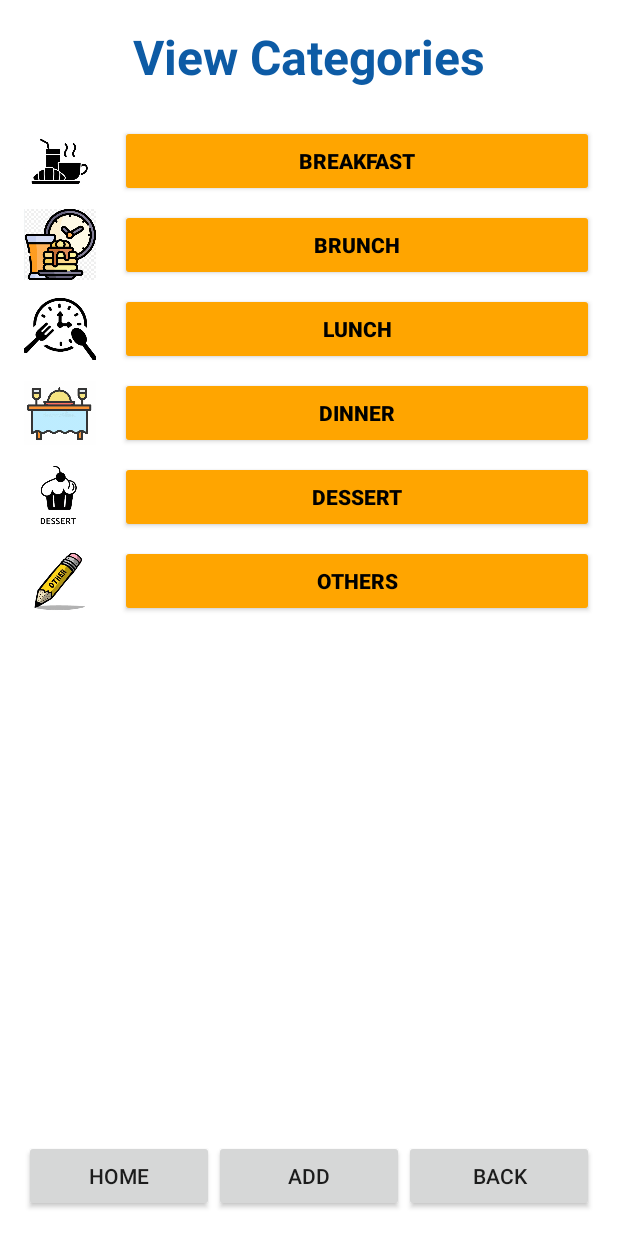
After one commit to Birkbeck/mobile-computing-project-Miroslava958, an Android app built with Jetpack Compose: the layout activity_view_categories.xml on its own in the app's theme, with its tools: preview values and no code run, on a phone screen of 412 x 824 dp. The commit adds this screen. Run offline under Robolectric (Android 15) with nearby library versions, the phone set to English and light mode, and no system bars.

Commit message:
Implement View Categories screen with navigation and images

```diff
--- a/app/src/main/res/layout/activity_add_recipe.xml
+++ b/app/src/main/res/layout/activity_add_recipe.xml
@@ -28,7 +28,7 @@
             android:layout_width="wrap_content"
             android:layout_height="wrap_content"
             android:text="@string/add_new_recipe"
-            android:textSize="28sp"
+            android:textSize="32sp"
             android:textStyle="bold"
             android:textColor="#0D5BA5"
             android:layout_gravity="center_horizontal"
--- /dev/null
+++ b/app/src/main/res/layout/activity_view_categories.xml
@@ -0,0 +1,212 @@
+<RelativeLayout xmlns:android="http://schemas.android.com/apk/res/android"
+    android:layout_width="match_parent"
+    android:layout_height="match_parent"
+    android:background="#FFFFFF"
+    android:padding="16dp">
+
+    <!-- Scrollable Content -->
+    <ScrollView
+        android:layout_width="match_parent"
+        android:layout_height="match_parent"
+        android:layout_above="@+id/bottomNavigation"
+        android:layout_alignParentTop="true">
+
+        <LinearLayout
+            android:layout_width="match_parent"
+            android:layout_height="wrap_content"
+            android:orientation="vertical">
+
+            <!-- Title -->
+            <TextView
+                android:layout_width="match_parent"
+                android:layout_height="wrap_content"
+                android:text="@string/view_categories"
+                android:textSize="32sp"
+                android:textColor="#0D5BA5"
+                android:textStyle="bold"
+                android:gravity="center"
+                android:layout_marginBottom="24dp" />
+
+            <!-- Breakfast -->
+            <LinearLayout
+                android:layout_width="match_parent"
+                android:layout_height="wrap_content"
+                android:orientation="horizontal"
+                android:gravity="center_vertical"
+                android:layout_marginBottom="8dp">
+
+                <ImageView
+                    android:layout_width="48dp"
+                    android:layout_height="48dp"
+                    android:src="@drawable/breakfast"
+                    android:contentDescription="@string/breakfast_icon_desc" />
+
+                <Button
+                    android:layout_width="0dp"
+                    android:layout_height="wrap_content"
+                    android:layout_weight="1"
+                    android:text="@string/breakfast"
+                    android:textStyle="bold"
+                    android:textColor="#000000"
+                    android:backgroundTint="#FFA500"
+                    android:layout_marginStart="16dp" />
+            </LinearLayout>
+
+            <!-- Brunch -->
+            <LinearLayout
+                android:layout_width="match_parent"
+                android:layout_height="wrap_content"
+                android:orientation="horizontal"
+                android:gravity="center_vertical"
+                android:layout_marginBottom="8dp">
+
+                <ImageView
+                    android:layout_width="48dp"
+                    android:layout_height="48dp"
+                    android:src="@drawable/brunch"
+                    android:contentDescription="@string/brunch_icon_desc" />
+
+                <Button
+                    android:layout_width="0dp"
+                    android:layout_height="wrap_content"
+                    android:layout_weight="1"
+                    android:text="@string/brunch"
+                    android:textStyle="bold"
+                    android:textColor="#000000"
+                    android:backgroundTint="#FFA500"
+                    android:layout_marginStart="16dp" />
+            </LinearLayout>
+
+            <!-- Lunch -->
+            <LinearLayout
+                android:layout_width="match_parent"
+                android:layout_height="wrap_content"
+                android:orientation="horizontal"
+                android:gravity="center_vertical"
+                android:layout_marginBottom="8dp">
+
+                <ImageView
+                    android:layout_width="48dp"
+                    android:layout_height="48dp"
+                    android:src="@drawable/lunch"
+                    android:contentDescription="@string/lunch_icon_desc" />
+
+                <Button
+                    android:layout_width="0dp"
+                    android:layout_height="wrap_content"
+                    android:layout_weight="1"
+                    android:text="@string/lunch"
+                    android:textStyle="bold"
+                    android:textColor="#000000"
+                    android:backgroundTint="#FFA500"
+                    android:layout_marginStart="16dp" />
+            </LinearLayout>
+
+            <!-- Dinner -->
+            <LinearLayout
+                android:layout_width="match_parent"
+                android:layout_height="wrap_content"
+                android:orientation="horizontal"
+                android:gravity="center_vertical"
+                android:layout_marginBottom="8dp">
+
+                <ImageView
+                    android:layout_width="48dp"
+                    android:layout_height="48dp"
+                    android:src="@drawable/dinner"
+                    android:contentDescription="@string/dinner_icon_desc" />
+
+                <Button
+                    android:layout_width="0dp"
+                    android:layout_height="wrap_content"
+                    android:layout_weight="1"
+                    android:text="@string/dinner"
+                    android:textStyle="bold"
+                    android:textColor="#000000"
+                    android:backgroundTint="#FFA500"
+                    android:layout_marginStart="16dp" />
+            </LinearLayout>
+
+            <!-- Dessert -->
+            <LinearLayout
+                android:layout_width="match_parent"
+                android:layout_height="wrap_content"
+                android:orientation="horizontal"
+                android:gravity="center_vertical"
+                android:layout_marginBottom="8dp">
+
+                <ImageView
+                    android:layout_width="48dp"
+                    android:layout_height="48dp"
+                    android:src="@drawable/dessert"
+                    android:contentDescription="@string/dessert_icon_desc" />
+
+                <Button
+                    android:layout_width="0dp"
+                    android:layout_height="wrap_content"
+                    android:layout_weight="1"
+                    android:text="@string/dessert"
+                    android:textStyle="bold"
+                    android:textColor="#000000"
+                    android:backgroundTint="#FFA500"
+                    android:layout_marginStart="16dp" />
+            </LinearLayout>
+
+            <!-- Others -->
+            <LinearLayout
+                android:layout_width="match_parent"
+                android:layout_height="wrap_content"
+                android:orientation="horizontal"
+                android:gravity="center_vertical"
+                android:layout_marginBottom="8dp">
+
+                <ImageView
+                    android:layout_width="48dp"
+                    android:layout_height="48dp"
+                    android:src="@drawable/others"
+                    android:contentDescription="@string/others_icon_desc" />
+
+                <Button
+                    android:layout_width="0dp"
+                    android:layout_height="wrap_content"
+                    android:layout_weight="1"
+                    android:text="@string/others"
+                    android:textStyle="bold"
+                    android:textColor="#000000"
+                    android:backgroundTint="#FFA500"
+                    android:layout_marginStart="16dp" />
+            </LinearLayout>
+
+        </LinearLayout>
+    </ScrollView>
+
+    <!-- Bottom Navigation -->
+    <LinearLayout
+        android:id="@+id/bottomNavigation"
+        android:layout_width="match_parent"
+        android:layout_height="wrap_content"
+        android:orientation="horizontal"
+        android:layout_alignParentBottom="true"
+        android:gravity="center"
+        android:background="#FFFFFF"
+        android:paddingTop="8dp">
+
+        <Button
+            android:layout_width="0dp"
+            android:layout_height="wrap_content"
+            android:layout_weight="1"
+            android:text="@string/home" />
+
+        <Button
+            android:layout_width="0dp"
+            android:layout_height="wrap_content"
+            android:layout_weight="1"
+            android:text="@string/add" />
+
+        <Button
+            android:layout_width="0dp"
+            android:layout_height="wrap_content"
+            android:layout_weight="1"
+            android:text="@string/back" />
+    </LinearLayout>
+</RelativeLayout>
--- a/app/src/main/res/values/strings.xml
+++ b/app/src/main/res/values/strings.xml
@@ -29,4 +29,23 @@
         <item>Desserts</item>
         <item>Other</item>
     </string-array>
+
+    <!-- View categories -->
+    <string name="view_categories">View Categories</string>
+    <string name="breakfast">Breakfast</string>
+    <string name="brunch">Brunch</string>
+    <string name="lunch">Lunch</string>
+    <string name="dinner">Dinner</string>
+    <string name="dessert">Dessert</string>
+    <string name="others">Others</string>
+    <string name="home">Home</string>
+    <string name="add">Add</string>
+    <string name="back">Back</string>
+
+    <string name="breakfast_icon_desc">Breakfast icon</string>
+    <string name="brunch_icon_desc">Brunch icon</string>
+    <string name="lunch_icon_desc">Lunch icon</string>
+    <string name="dinner_icon_desc">Dinner icon</string>
+    <string name="dessert_icon_desc">Dessert icon</string>
+    <string name="others_icon_desc">Others icon</string>
 </resources>
```
Also changed, not shown: app/src/main/res/drawable/breakfast.png (added), app/src/main/res/drawable/brunch.png (added), app/src/main/res/drawable/dessert.png (added), app/src/main/res/drawable/dinner.png (added), app/src/main/res/drawable/lunch.png (added), app/src/main/res/drawable/others.png (added).
